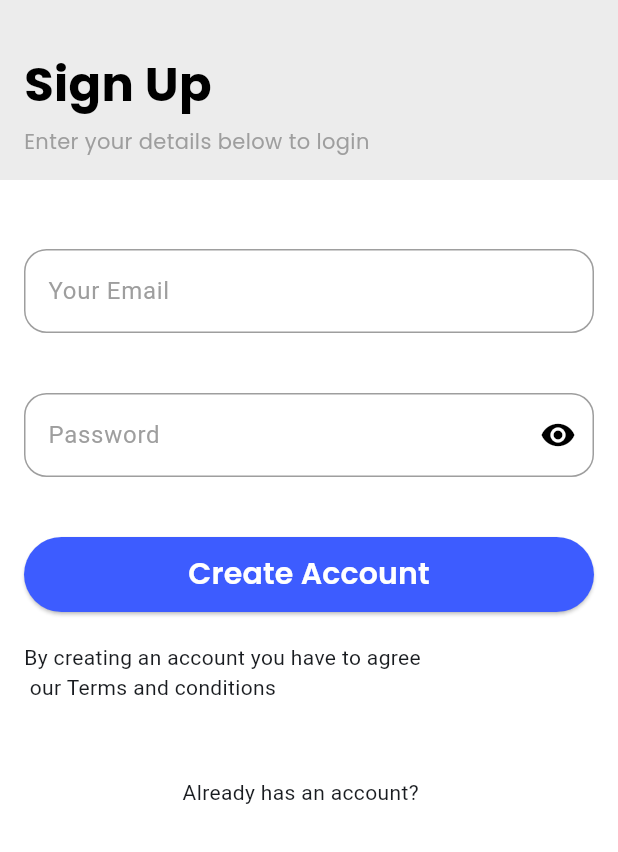
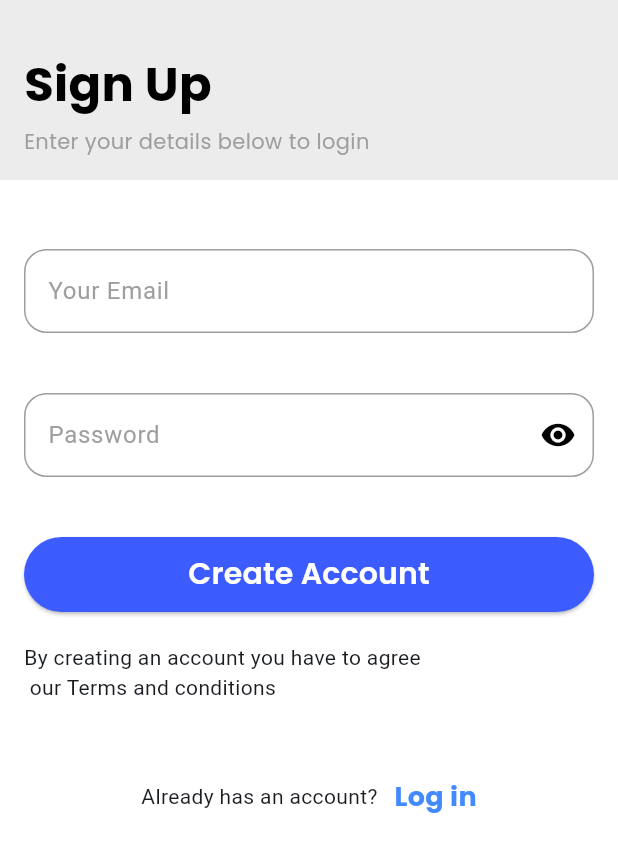
Before and after one commit to venbrinoDev/daniel_skill_harvest_app, a Flutter app: the screen it shows after launch, after a tap on "skip", on a phone screen of 412 x 824 dp. Shown: the top 852 px of the screen. Run offline on Flutter 3.47's test engine with Material 3 defaults, Android fonts, the phone set to English and light mode, and no system bars; our stand-ins replace animated_text_kit, flutter_svg, gap.

Commit message:
login in the create account page

```diff
--- a/lib/onboarding.dart
+++ b/lib/onboarding.dart
@@ -1,3 +1,5 @@
+
+
 import 'package:flutter/material.dart';
 import 'package:flutter_svg/flutter_svg.dart';
 import 'package:gap/gap.dart';
@@ -64,10 +66,7 @@ class OnboardingState extends State<Onboarding> {
                                 fontSize: 16,),),
                                 Gap(20),
 
-                     ElevatedButton(
-                      onPressed: null,
-                      child: Text('Enabled'),
-                      )
+                     SignIn(),
                    ],
                  ),
             ],),
@@ -77,3 +76,54 @@ class OnboardingState extends State<Onboarding> {
     );
   }
 }
+
+class SignIn extends StatefulWidget {
+  const SignIn({
+    super.key,
+  });
+
+  @override
+  State<SignIn> createState() => SignInState();
+}
+
+class SignInState extends State<SignIn> {
+  @override
+  Widget build(BuildContext context) {
+    return  Row(
+      children: [
+        ElevatedButton(
+         onPressed: () {
+          Navigator.of(context).pushReplacement(MaterialPageRoute(builder:(context) => const SignUp(),));
+         },
+         style: ButtonStyle(
+            backgroundColor: ButtonStyleButton.allOrNull<Color>(const Color(0xFF3D5CFF)),
+            fixedSize: ButtonStyleButton.allOrNull<Size>(const Size(170, 50)),
+          ),
+         child: const Text('Sign Up',
+          style: TextStyle(
+              fontFamily: AppConstant.fontName,
+              fontSize: 20,
+              color: Colors.white,
+              fontWeight: FontWeight.w600)),
+         ),
+         const Gap(10),
+
+         ElevatedButton(
+         onPressed: () {
+          Navigator.of(context).pushReplacement(MaterialPageRoute(builder:(context) => const SignIn(),));
+         },
+         style: ButtonStyle(
+            backgroundColor: ButtonStyleButton.allOrNull<Color>(const Color(0xFF3D5CFF)),
+            fixedSize: ButtonStyleButton.allOrNull<Size>(const Size(170, 50)),
+          ),
+         child: const Text('Login',
+          style: TextStyle(
+              fontFamily: AppConstant.fontName,
+              fontSize: 20,
+              color: Colors.white,
+              fontWeight: FontWeight.w600)),
+         ),
+      ],
+    );
+  }
+}
--- a/lib/signup_page.dart
+++ b/lib/signup_page.dart
@@ -1,4 +1,4 @@
-// ignore_for_file: prefer_const_constructors
+
 import 'package:flutter/material.dart';
 import 'package:gap/gap.dart';
 import 'package:skill_harvest_app/constant.dart';
@@ -30,12 +30,12 @@ class SignUp extends StatelessWidget {
               Gap(5),
               EnterDetailsText()],),),
         backgroundColor: Colors.grey.withOpacity(0.2),),
-      body: Padding(
+      body: const Padding(
         padding: EdgeInsets.all(16),
         child: Column(
           mainAxisAlignment: MainAxisAlignment.start,
           crossAxisAlignment: CrossAxisAlignment.center,
-          children: const [
+          children: [
             Gap(30),
             EmailTextFild(),
             Gap(40),
@@ -56,7 +56,15 @@ class SignUp extends StatelessWidget {
                 mainAxisAlignment: MainAxisAlignment.center,
                   crossAxisAlignment: CrossAxisAlignment.center,
                 children: [
-                  Text('Already has an account?   ')
+                  Text('Already has an account?   ' ),
+                  Text('Log in',
+                  style: TextStyle(
+                    color: Colors.blueAccent,
+                    fontFamily: AppConstant.fontName,
+                    fontWeight: FontWeight.bold,
+                    fontSize: 18,
+                  ),)
+
                 ]
 
                   )
--- a/lib/splash_screen.dart
+++ b/lib/splash_screen.dart
@@ -1,3 +1,5 @@
+
+
 import 'package:animated_text_kit/animated_text_kit.dart';
 import 'package:flutter/material.dart';
 import 'package:gap/gap.dart';
```
Also changed, not shown: lib/Login_page.dart (added, +12 -0 lines), lib/login.dart (deleted, +0 -9 lines), 3 other files.
